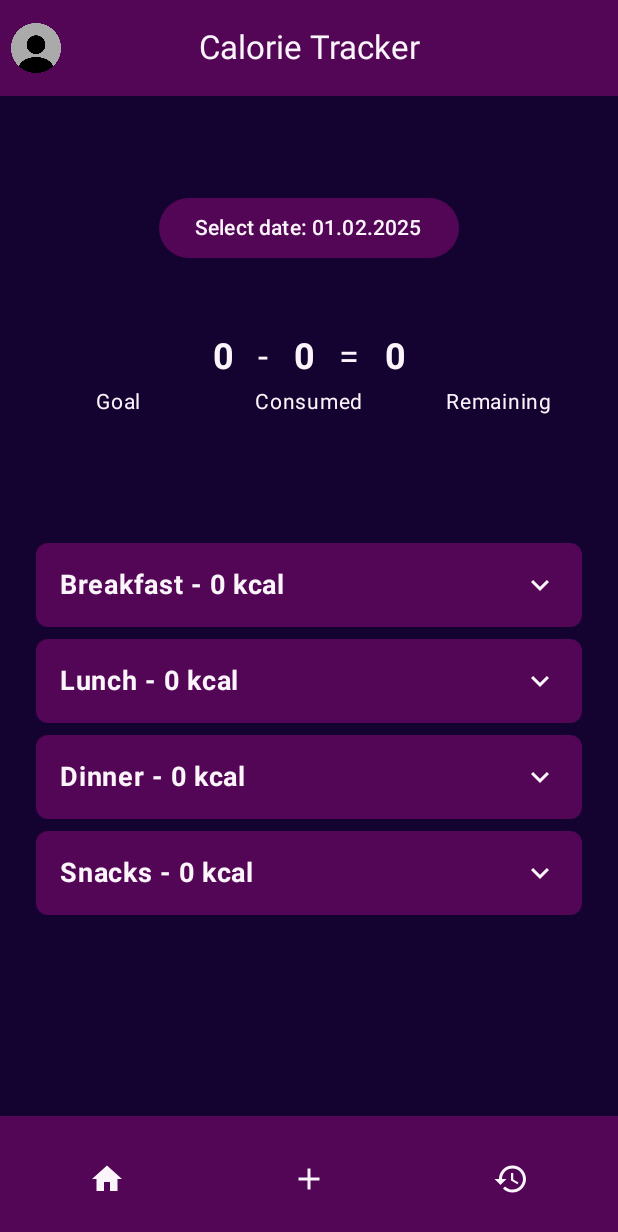
After one commit to ikolobara/calorie-tracker, an Android app built with Jetpack Compose: the HistoryScreen screen opened through its navigation route, on a phone screen of 412 x 824 dp. The commit adds this screen. Shown: the top 1232 px of the screen. Run offline under Robolectric (Android 15) with nearby library versions, the phone set to English and light mode, and no system bars; our stand-ins replace Firebase (no records; nobody signed in at launch, a user with empty details on screens opened directly).

Commit message:
add historyscreen, new ui

```diff
--- a/app/build.gradle.kts
+++ b/app/build.gradle.kts
@@ -51,6 +51,7 @@ dependencies {
     implementation(libs.androidx.ui.tooling.preview)
     implementation(libs.androidx.material3)
     implementation(libs.firebase.firestore)
+    implementation(libs.material)
     testImplementation(libs.junit)
     androidTestImplementation(libs.androidx.junit)
     androidTestImplementation(libs.androidx.espresso.core)
--- a/app/src/main/java/hr/ferit/ivankolobara/calorietracker/Navigation.kt
+++ b/app/src/main/java/hr/ferit/ivankolobara/calorietracker/Navigation.kt
@@ -8,12 +8,14 @@ import androidx.navigation.compose.composable
 import androidx.navigation.compose.rememberNavController
 import hr.ferit.ivankolobara.calorietracker.ui.AddFoodScreen
 import hr.ferit.ivankolobara.calorietracker.ui.DashboardScreen
+import hr.ferit.ivankolobara.calorietracker.ui.HistoryScreen
 import hr.ferit.ivankolobara.calorietracker.ui.ProfileScreen
 import hr.ferit.ivankolobara.calorietracker.ui.data.MealViewModel
 import hr.ferit.ivankolobara.calorietracker.ui.data.UserMealsViewModel
 import hr.ferit.ivankolobara.calorietracker.ui.data.UserViewModel
 
 object Routes {
+    const val History = "history"
     const val Dashboard = "dashboard"
     const val Profile = "profile"
     const val AddMeal = "addmeal"
@@ -33,12 +35,18 @@ fun NavigationController(userMealsViewModel: UserMealsViewModel,
                 userViewModel = userViewModel)
         }
         composable(Routes.Profile) {
-            ProfileScreen(navigation = navController)
+            ProfileScreen(navigation = navController,
+                userViewModel = userViewModel)
         }
         composable(Routes.AddMeal) {
             AddFoodScreen(navigation = navController,
                 mealViewModel = mealViewModel,
                 userMealsViewModel = userMealsViewModel)
         }
+        composable(Routes.History) {
+            HistoryScreen(navigation = navController,
+                userMealsViewModel = userMealsViewModel,
+                userViewModel = userViewModel)
+        }
     }
 }
--- a/app/src/main/java/hr/ferit/ivankolobara/calorietracker/ui/DashboardScreen.kt
+++ b/app/src/main/java/hr/ferit/ivankolobara/calorietracker/ui/DashboardScreen.kt
@@ -2,7 +2,6 @@ package hr.ferit.ivankolobara.calorietracker.ui
 
 import android.annotation.SuppressLint
 import android.os.Build
-import androidx.annotation.DrawableRes
 import androidx.annotation.RequiresApi
 import androidx.compose.foundation.Canvas
 import androidx.compose.foundation.Image
@@ -15,25 +14,32 @@ import androidx.compose.foundation.layout.Row
 import androidx.compose.foundation.layout.Spacer
 import androidx.compose.foundation.layout.fillMaxSize
 import androidx.compose.foundation.layout.fillMaxWidth
+import androidx.compose.foundation.layout.height
 import androidx.compose.foundation.layout.padding
 import androidx.compose.foundation.layout.size
-import androidx.compose.foundation.layout.width
 import androidx.compose.foundation.lazy.LazyColumn
 import androidx.compose.foundation.shape.CircleShape
 import androidx.compose.foundation.shape.RoundedCornerShape
 import androidx.compose.material.icons.Icons
+import androidx.compose.material.icons.filled.Add
 import androidx.compose.material.icons.filled.Delete
 import androidx.compose.material.icons.filled.ExpandLess
 import androidx.compose.material.icons.filled.ExpandMore
-import androidx.compose.material3.Button
-import androidx.compose.material3.ButtonDefaults
+import androidx.compose.material.icons.filled.History
+import androidx.compose.material.icons.filled.Home
+import androidx.compose.material3.BottomAppBar
+import androidx.compose.material3.CircularProgressIndicator
 import androidx.compose.material3.ExperimentalMaterial3Api
 import androidx.compose.material3.Icon
 import androidx.compose.material3.IconButton
+import androidx.compose.material3.Scaffold
 import androidx.compose.material3.Text
 import androidx.compose.material3.TopAppBar
+import androidx.compose.material3.TopAppBarDefaults
 import androidx.compose.runtime.Composable
 import androidx.compose.runtime.LaunchedEffect
+import androidx.compose.runtime.collectAsState
+import androidx.compose.runtime.getValue
 import androidx.compose.runtime.mutableStateMapOf
 import androidx.compose.runtime.remember
 import androidx.compose.ui.Alignment
@@ -51,6 +57,7 @@ import androidx.compose.ui.text.withStyle
 import androidx.compose.ui.unit.dp
 import androidx.compose.ui.unit.sp
 import androidx.navigation.NavHostController
+import androidx.navigation.compose.currentBackStackEntryAsState
 import hr.ferit.ivankolobara.calorietracker.R
 import hr.ferit.ivankolobara.calorietracker.Routes
 import hr.ferit.ivankolobara.calorietracker.ui.data.MealDetails
@@ -58,30 +65,43 @@ import hr.ferit.ivankolobara.calorietracker.ui.data.UserMeals
 import hr.ferit.ivankolobara.calorietracker.ui.data.UserMealsViewModel
 import hr.ferit.ivankolobara.calorietracker.ui.data.UserViewModel
 import java.time.LocalDate
-import java.time.ZoneId
-import androidx.compose.runtime.collectAsState
-import androidx.compose.runtime.getValue
 
 @RequiresApi(Build.VERSION_CODES.O)
 @Composable
 fun DashboardScreen(navigation: NavHostController, userMealsViewModel: UserMealsViewModel, userViewModel: UserViewModel) {
-    Column(
-        verticalArrangement = Arrangement.Top,
-        horizontalAlignment = Alignment.CenterHorizontally,
-        modifier = Modifier.fillMaxSize()
-    ) {
     val totalCalories = userViewModel.userData.value?.dailyCalorieGoal ?: 0
-        val userMeals by userMealsViewModel.userMealsData.collectAsState()
+
+    val userMeals by userMealsViewModel.getMealsForDate(LocalDate.now()).collectAsState(emptyList())
     val mealDetailsMap by userMealsViewModel.mealDetailsMap.collectAsState()
 
-        TopNavMenu(navigation)
+    Scaffold(
+        topBar = { TopNavMenu(navigation) },
+        bottomBar = { BottomNavigationBar(navigation) },
+    ) { paddingValues ->
+        Column(
+            modifier = Modifier
+                .fillMaxSize()
+                .padding(paddingValues)
+                .background(Color(0xff140330)),
+            verticalArrangement = Arrangement.Top,
+            horizontalAlignment = Alignment.CenterHorizontally
+        ) {
+            Spacer(modifier = Modifier.height(54.dp))
             CircularCalorieGraph(getConsumedCalories(userMeals, mealDetailsMap),
-            totalCalories, Color.Blue, Color.DarkGray)
+                totalCalories,
+                Color(0xff520655),
+                Color(0xffFBF4FB))
+            if (mealDetailsMap.isEmpty()) {
+                CircularProgressIndicator()
+            } else {
                 ExpandableListWithCalories(
                     navigation = navigation,
                     userMealsViewModel = userMealsViewModel,
-            userMeals = userMeals, mealDetailsMap = mealDetailsMap
+                    userMeals = userMeals,
+                    mealDetailsMap = mealDetailsMap
                 )
+            }
+        }
     }
 }
 
@@ -98,9 +118,9 @@ fun CircularCalorieGraph(
 
     Box(
         contentAlignment = Alignment.Center,
-        modifier = Modifier.size(150.dp)
+        modifier = Modifier.size(150.dp),
     ) {
-        Canvas(modifier = Modifier.matchParentSize()) {
+        Canvas(modifier = Modifier.fillMaxSize()) {
             drawArc(
                 color = remainingColor,
                 startAngle = -90f,
@@ -132,7 +152,7 @@ fun CircularCalorieGraph(
                 style = TextStyle(
                     fontSize = 16.sp,
                     fontWeight = FontWeight.Normal,
-                    color = Color.Black
+                    color = remainingColor
                 )
             )
         }
@@ -143,7 +163,7 @@ fun CircularCalorieGraph(
             withStyle(style = SpanStyle(color = consumedColor)) {
                 append("$consumedCalories")
             }
-            withStyle(style = SpanStyle(color = Color.Black)) {
+            withStyle(style = SpanStyle(color = remainingColor)) {
                 append("/")
             }
             withStyle(style = SpanStyle(color = remainingColor)) {
@@ -166,16 +186,13 @@ fun ExpandableListWithCalories(userMealsViewModel: UserMealsViewModel, navigatio
                                userMeals: List<UserMeals>, mealDetailsMap: Map<String, MealDetails>) {
     val items = listOf("Breakfast", "Lunch", "Dinner", "Snacks")
 
-
     val meals = remember { mutableStateMapOf<String, MutableList<Triple<String, Int, String>>>() }
     val expandedItems = remember { mutableStateMapOf<String, Boolean>().apply { items.forEach { this[it] = false } } }
 
     LaunchedEffect(userMeals) {
         meals.clear()
 
-        val todaysMeals = getMealsForToday(userMeals)
-
-        todaysMeals.forEach { meal ->
+        userMeals.forEach { meal ->
             val mealName = mealDetailsMap[meal.mealId?.id]?.name ?: "Unknown Meal"
             val mealDetails = mealDetailsMap[meal.mealId?.id]
             val totalCalories = if (mealDetails != null && mealDetails.grams > 0) {
@@ -193,7 +210,7 @@ fun ExpandableListWithCalories(userMealsViewModel: UserMealsViewModel, navigatio
         modifier = Modifier
             .fillMaxSize()
             .padding(horizontal = 8.dp)
-            .padding(bottom = 64.dp, top = 32.dp),
+            .padding(bottom = 16.dp, top = 42.dp),
         horizontalAlignment = Alignment.CenterHorizontally
     ) {
         LazyColumn(
@@ -211,7 +228,7 @@ fun ExpandableListWithCalories(userMealsViewModel: UserMealsViewModel, navigatio
                     Box(
                         modifier = Modifier
                             .fillMaxWidth()
-                            .background(Color.LightGray, RoundedCornerShape(8.dp))
+                            .background(Color(0xff520655), RoundedCornerShape(8.dp))
                             .clickable {
                                 expandedItems[category] = !isExpanded
                             }
@@ -242,32 +259,34 @@ fun ExpandableListWithCalories(userMealsViewModel: UserMealsViewModel, navigatio
                         Column(
                             modifier = Modifier
                                 .fillMaxWidth()
-                                .background(Color.White)
-                                .padding(start = 16.dp, end = 16.dp, bottom = 8.dp),
-                            verticalArrangement = Arrangement.spacedBy(8.dp)
+                                .background(Color(0xff520655), RoundedCornerShape(8.dp))
+                                .padding(horizontal = 12.dp, vertical = 4.dp),
+                            verticalArrangement = Arrangement.spacedBy(4.dp)
                         ) {
                             meals[category]?.forEach { (mealName, calories, id) ->
                                 Row(
                                     modifier = Modifier
                                         .fillMaxWidth()
-                                        .padding(vertical = 4.dp),
+                                        .padding(vertical = 0.dp),
                                     horizontalArrangement = Arrangement.SpaceBetween,
                                     verticalAlignment = Alignment.CenterVertically
                                 ) {
                                     Text(
                                         text = "$mealName - $calories kcal",
-                                        fontSize = 16.sp,
+                                        fontSize = 14.sp,
                                         modifier = Modifier.weight(1f)
                                     )
 
                                     IconButton(
                                         onClick = {
                                             userMealsViewModel.deleteMealFromDatabase(id)
-                                        }
+                                        },
+                                        modifier = Modifier.size(20.dp)
                                     ) {
                                         Icon(
                                             imageVector = Icons.Filled.Delete,
-                                            contentDescription = "Delete Meal"
+                                            contentDescription = "Delete Meal",
+                                            modifier = Modifier.size(16.dp)
                                         )
                                     }
                                 }
@@ -277,39 +296,6 @@ fun ExpandableListWithCalories(userMealsViewModel: UserMealsViewModel, navigatio
                 }
             }
         }
-        CustomIconButton(R.drawable.ic_plus, "Add Food", navigation)
-    }
-}
-
-
-
-
-
-@Composable
-fun CustomIconButton(
-    @DrawableRes iconResource: Int,
-    text: String,
-    navigation: NavHostController
-) {
-    Button(
-        onClick = { navigation.navigate(Routes.AddMeal) },
-        colors = ButtonDefaults.buttonColors(containerColor = Color.Blue),
-        modifier = Modifier.padding(top = 0.dp)
-    ) {
-        Row {
-            Icon(
-                painter = painterResource(id = iconResource),
-                contentDescription = text
-            )
-            Spacer(Modifier.width(2.dp))
-            Text(
-                text = text,
-                style = TextStyle(
-                    fontSize = 16.sp,
-                    fontWeight = FontWeight.Light
-                )
-            )
-        }
     }
 }
 
@@ -318,13 +304,16 @@ fun CustomIconButton(
 fun TopNavMenu(
     navigation: NavHostController
 ) {
-    Column(modifier = Modifier.padding(bottom = 56.dp),
+    Column(
     horizontalAlignment = Alignment.CenterHorizontally) {
-        TopAppBar(
+        TopAppBar( colors = TopAppBarDefaults.smallTopAppBarColors(
+            containerColor = Color(0xff520655),
+        ),
             title = {
                 Text(text = "Calorie Tracker",
                     modifier = Modifier.fillMaxWidth()
                         .padding(end = 40.dp),
+                    color = Color(0xffFBF4FB),
                     textAlign = TextAlign.Center
                     )
             },
@@ -348,21 +337,10 @@ fun TopNavMenu(
     }
 }
 
-@RequiresApi(Build.VERSION_CODES.O)
-fun getMealsForToday(userMeals: List<UserMeals>): List<UserMeals> {
-    val today = LocalDate.now()
-
-    return userMeals.filter { meal ->
-        val mealDate = meal.date?.toDate()?.toInstant()?.atZone(ZoneId.systemDefault())?.toLocalDate()
-        mealDate == today
-    }
-}
 
 @RequiresApi(Build.VERSION_CODES.O)
 fun getConsumedCalories(userMeals: List<UserMeals>, mealDetailsMap: Map<String, MealDetails>): Int {
-    val todaysMeals = getMealsForToday(userMeals)
-
-    return todaysMeals.sumOf { meal ->
+    return userMeals.sumOf { meal ->
         val mealDetails = mealDetailsMap[meal.mealId?.id]
         if (mealDetails != null && mealDetails.grams > 0) {
             ((meal.servingSize / mealDetails.grams.toFloat()) * mealDetails.calories).toInt()
@@ -371,3 +349,33 @@ fun getConsumedCalories(userMeals: List<UserMeals>, mealDetailsMap: Map<String,
         }
     }
 }
+
+@Composable
+fun BottomNavigationBar(navigation: NavHostController) {
+    val currentRoute = navigation.currentBackStackEntryAsState().value?.destination?.route
+
+    BottomAppBar(
+        modifier = Modifier.fillMaxWidth(),
+        containerColor = Color(0xff520655)
+    ) {
+        Row(
+            modifier = Modifier.fillMaxWidth(),
+            horizontalArrangement = Arrangement.SpaceAround,
+            verticalAlignment = Alignment.CenterVertically
+        ) {
+            IconButton(onClick = {
+                if (currentRoute != Routes.Dashboard){
+                    navigation.navigate(Routes.Dashboard)
+                } }
+            ) {
+                Icon(imageVector = Icons.Filled.Home, contentDescription = "Dashboard", tint = Color(0xffFBF4FB))
+            }
+            IconButton(onClick = { navigation.navigate(Routes.AddMeal) }) {
+                Icon(imageVector = Icons.Filled.Add, contentDescription = "Add Meal", tint = Color(0xffFBF4FB))
+            }
+            IconButton(onClick = { if (currentRoute != Routes.History) { navigation.navigate(Routes.History) } } ) {
+                Icon(imageVector = Icons.Filled.History, contentDescription = "History", tint = Color(0xffFBF4FB))
+            }
+        }
+    }
+}
--- /dev/null
+++ b/app/src/main/java/hr/ferit/ivankolobara/calorietracker/ui/HistoryScreen.kt
@@ -0,0 +1,226 @@
+package hr.ferit.ivankolobara.calorietracker.ui
+
+import android.os.Build
+import androidx.annotation.RequiresApi
+import androidx.compose.foundation.background
+import androidx.compose.foundation.layout.Arrangement
+import androidx.compose.foundation.layout.Column
+import androidx.compose.foundation.layout.Row
+import androidx.compose.foundation.layout.Spacer
+import androidx.compose.foundation.layout.fillMaxSize
+import androidx.compose.foundation.layout.fillMaxWidth
+import androidx.compose.foundation.layout.height
+import androidx.compose.foundation.layout.padding
+import androidx.compose.foundation.shape.RoundedCornerShape
+import androidx.compose.material3.Button
+import androidx.compose.material3.ButtonDefaults
+import androidx.compose.material3.DatePicker
+import androidx.compose.material3.DatePickerDefaults
+import androidx.compose.material3.DatePickerDialog
+import androidx.compose.material3.ExperimentalMaterial3Api
+import androidx.compose.material3.Scaffold
+import androidx.compose.material3.Text
+import androidx.compose.material3.TextButton
+import androidx.compose.material3.rememberDatePickerState
+import androidx.compose.runtime.Composable
+import androidx.compose.runtime.collectAsState
+import androidx.compose.runtime.getValue
+import androidx.compose.runtime.mutableStateOf
+import androidx.compose.runtime.remember
+import androidx.compose.runtime.setValue
+import androidx.compose.ui.Alignment
+import androidx.compose.ui.Modifier
+import androidx.compose.ui.graphics.Color
+import androidx.compose.ui.text.font.FontWeight
+import androidx.compose.ui.text.style.TextAlign
+import androidx.compose.ui.unit.dp
+import androidx.compose.ui.unit.sp
+import androidx.navigation.NavHostController
+import hr.ferit.ivankolobara.calorietracker.ui.data.UserMealsViewModel
+import hr.ferit.ivankolobara.calorietracker.ui.data.UserViewModel
+import java.time.Instant
+import java.time.LocalDate
+import java.time.ZoneId
+import java.time.format.DateTimeFormatter
+
+@RequiresApi(Build.VERSION_CODES.O)
+@Composable
+fun HistoryScreen(
+    navigation: NavHostController,
+    userMealsViewModel: UserMealsViewModel,
+    userViewModel: UserViewModel
+) {
+    val goal = userViewModel.userData.value?.dailyCalorieGoal ?: 0
+
+    var selectedDate by remember { mutableStateOf(LocalDate.now()) }
+    val dateFormatter = DateTimeFormatter.ofPattern("dd.MM.yyyy")
+
+    val userMeals by userMealsViewModel.getMealsForDate(selectedDate).collectAsState(emptyList())
+    val mealDetailsMap by userMealsViewModel.mealDetailsMap.collectAsState()
+
+    var showDatePicker by remember { mutableStateOf(false) }
+
+    if (showDatePicker) {
+        DatePickerModal(
+            onDateSelected = { timeInMillis ->
+                timeInMillis?.let {
+                    selectedDate = Instant.ofEpochMilli(it)
+                        .atZone(ZoneId.systemDefault())
+                        .toLocalDate()
+                }
+            },
+            onDismiss = { showDatePicker = false }
+        )
+    }
+
+    Scaffold(
+        containerColor = Color(0xff140330),
+        contentColor = Color(0xffFBF4FB),
+        topBar = { TopNavMenu(navigation) },
+        bottomBar = { BottomNavigationBar(navigation) }
+    ) { paddingValues ->
+        Column(
+            modifier = Modifier
+                .fillMaxSize()
+                .padding(paddingValues)
+                .background(Color(0xff140330)),
+            horizontalAlignment = Alignment.CenterHorizontally
+        ) {
+
+            Spacer(modifier = Modifier.height(64.dp))
+
+            Button(onClick = { showDatePicker = true },
+                colors = ButtonDefaults.buttonColors(containerColor = Color(0xff520655),
+                    contentColor = Color(0xffFBF4FB))
+            ) {
+                Text(text = "Select date: ${selectedDate.format(dateFormatter)}")
+            }
+
+            Spacer(modifier = Modifier.height(32.dp))
+
+            GoalProgressContainer(
+                goal, getConsumedCalories(userMeals, mealDetailsMap)
+            )
+
+            Spacer(modifier = Modifier.height(8.dp))
+
+            ExpandableListWithCalories(
+                navigation = navigation,
+                userMealsViewModel = userMealsViewModel,
+                userMeals = userMeals,
+                mealDetailsMap = mealDetailsMap
+            )
+        }
+    }
+}
+
+
+@OptIn(ExperimentalMaterial3Api::class)
+@Composable
+fun DatePickerModal(
+    onDateSelected: (Long?) -> Unit,
+    onDismiss: () -> Unit
+) {
+    val datePickerState = rememberDatePickerState()
+
+    DatePickerDialog(
+        onDismissRequest = onDismiss,
+        colors = DatePickerDefaults.colors(Color(0xff520655)),
+        confirmButton = {
+            TextButton(onClick = {
+                onDateSelected(datePickerState.selectedDateMillis)
+                onDismiss()
+            }) {
+                Text("OK")
+            }
+        },
+        dismissButton = {
+            TextButton(onClick = onDismiss) {
+                Text("Cancel")
+            }
+        }
+    ) {
+        DatePicker(state = datePickerState)
+    }
+}
+
+@Composable
+fun GoalProgressContainer(goal: Int, consumed: Int) {
+    val remaining = goal - consumed
+
+    Column(
+        modifier = Modifier
+            .fillMaxWidth()
+            .padding(8.dp)
+            .background(Color(0xff140330), RoundedCornerShape(8.dp))
+            .padding(8.dp),
+        horizontalAlignment = Alignment.CenterHorizontally
+    ) {
+        Row(
+            horizontalArrangement = Arrangement.Center,
+            verticalAlignment = Alignment.CenterVertically
+        ) {
+            Text(
+                text = "$goal",
+                fontWeight = FontWeight.Bold,
+                fontSize = 24.sp,
+                modifier = Modifier.padding(horizontal = 8.dp),
+                textAlign = TextAlign.Center
+            )
+            Text(
+                text = "-",
+                fontSize = 24.sp,
+                modifier = Modifier.padding(horizontal = 8.dp),
+                textAlign = TextAlign.Center
+            )
+            Text(
+                text = "$consumed",
+                fontWeight = FontWeight.Bold,
+                fontSize = 24.sp,
+                modifier = Modifier.padding(horizontal = 8.dp),
+                textAlign = TextAlign.Center
+            )
+            Text(
+                text = "=",
+                fontSize = 24.sp,
+                modifier = Modifier.padding(horizontal = 8.dp),
+                textAlign = TextAlign.Center
+            )
+            Text(
+                text = "$remaining",
+                fontWeight = FontWeight.Bold,
+                fontSize = 24.sp,
+                modifier = Modifier.padding(horizontal = 8.dp),
+                textAlign = TextAlign.Center
+            )
+        }
+
+        Spacer(modifier = Modifier.height(4.dp))
+
+        Row(
+            horizontalArrangement = Arrangement.Center,
+            modifier = Modifier.fillMaxWidth()
+        ) {
+            Column(
+                horizontalAlignment = Alignment.CenterHorizontally,
+                modifier = Modifier.weight(1f)
+            ) {
+                Text(text = "Goal", fontSize = 14.sp)
+            }
+
+            Column(
+                horizontalAlignment = Alignment.CenterHorizontally,
+                modifier = Modifier.weight(1f)
+            ) {
+                Text(text = "Consumed", fontSize = 14.sp)
+            }
+
+            Column(
+                horizontalAlignment = Alignment.CenterHorizontally,
+                modifier = Modifier.weight(1f)
+            ) {
+                Text(text = "Remaining", fontSize = 14.sp)
+            }
+        }
+    }
+}
--- a/app/src/main/java/hr/ferit/ivankolobara/calorietracker/ui/data/UserMealsViewModel.kt
+++ b/app/src/main/java/hr/ferit/ivankolobara/calorietracker/ui/data/UserMealsViewModel.kt
@@ -1,13 +1,19 @@
 package hr.ferit.ivankolobara.calorietracker.ui.data
 
+import android.os.Build
 import android.util.Log
+import androidx.annotation.RequiresApi
 import androidx.lifecycle.ViewModel
 import com.google.firebase.Timestamp
 import com.google.firebase.firestore.DocumentReference
 import com.google.firebase.firestore.ktx.firestore
 import com.google.firebase.ktx.Firebase
+import kotlinx.coroutines.flow.Flow
 import kotlinx.coroutines.flow.MutableStateFlow
 import kotlinx.coroutines.flow.StateFlow
+import kotlinx.coroutines.flow.map
+import java.time.LocalDate
+import java.time.ZoneId
 
 class UserMealsViewModel : ViewModel() {
     private val db = Firebase.firestore
@@ -77,6 +83,13 @@ class UserMealsViewModel : ViewModel() {
             .collection("meals")
             .add(meal)
     }
+
+    @RequiresApi(Build.VERSION_CODES.O)
+    fun getMealsForDate(date: LocalDate): Flow<List<UserMeals>> {
+        return userMealsData.map { meals ->
+            meals.filter { meal -> meal.date?.toDate()?.toInstant()?.atZone(ZoneId.systemDefault())?.toLocalDate() == date }
+        }
+    }
 }
 
 
--- a/gradle/libs.versions.toml
+++ b/gradle/libs.versions.toml
@@ -12,6 +12,7 @@ activityCompose = "1.9.3"
 composeBom = "2024.04.01"
 googleGmsGoogleServices = "4.4.2"
 firebaseFirestore = "25.1.1"
+material = "1.12.0"
 
 [libraries]
 androidx-core-ktx = { group = "androidx.core", name = "core-ktx", version.ref = "coreKtx" }
@@ -31,6 +32,7 @@ androidx-ui-test-manifest = { group = "androidx.compose.ui", name = "ui-test-man
 androidx-ui-test-junit4 = { group = "androidx.compose.ui", name = "ui-test-junit4" }
 androidx-material3 = { group = "androidx.compose.material3", name = "material3" }
 firebase-firestore = { group = "com.google.firebase", name = "firebase-firestore", version.ref = "firebaseFirestore" }
+material = { group = "com.google.android.material", name = "material", version.ref = "material" }
 
 [plugins]
 android-application = { id = "com.android.application", version.ref = "agp" }
```
Also changed, not shown: app/src/main/java/hr/ferit/ivankolobara/calorietracker/ui/AddFoodScreen.kt (+20 -23 lines), app/src/main/java/hr/ferit/ivankolobara/calorietracker/ui/ProfileScreen.kt (+110 -39 lines), app/src/main/java/hr/ferit/ivankolobara/calorietracker/ui/data/ProfileViewModel.kt (+10 -4 lines), app/src/main/java/hr/ferit/ivankolobara/calorietracker/ui/theme/Color.kt (+3 -7 lines), app/src/main/java/hr/ferit/ivankolobara/calorietracker/ui/theme/Theme.kt (+9 -7 lines). Lines whose indentation alone changed are shown as unchanged.
